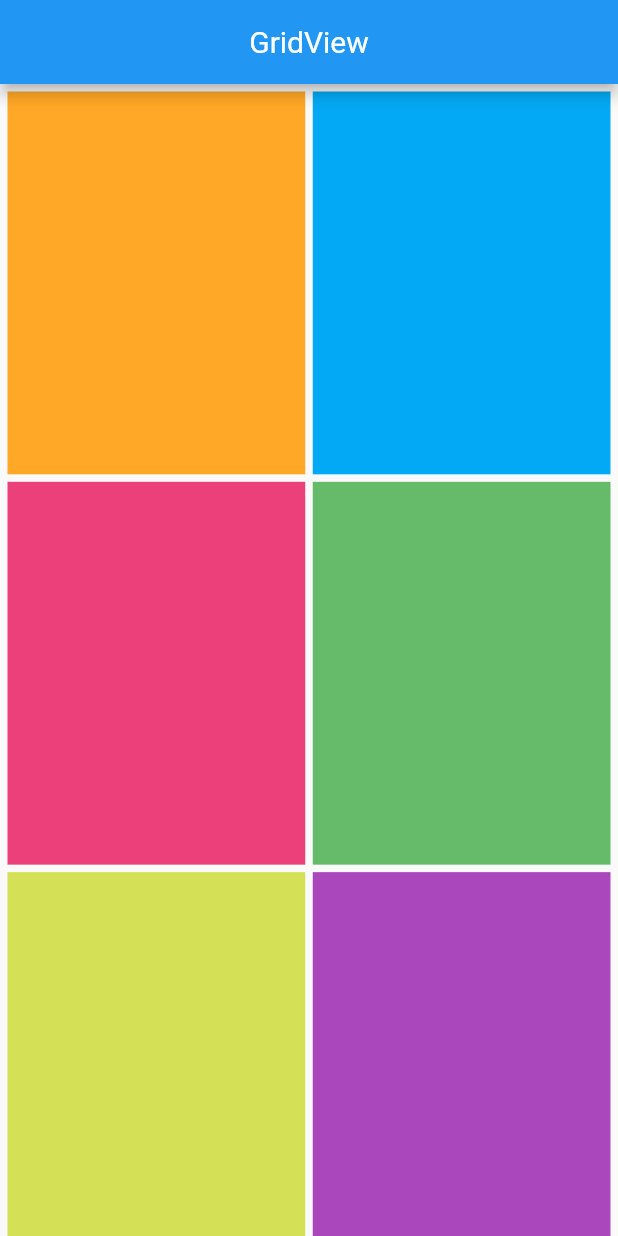
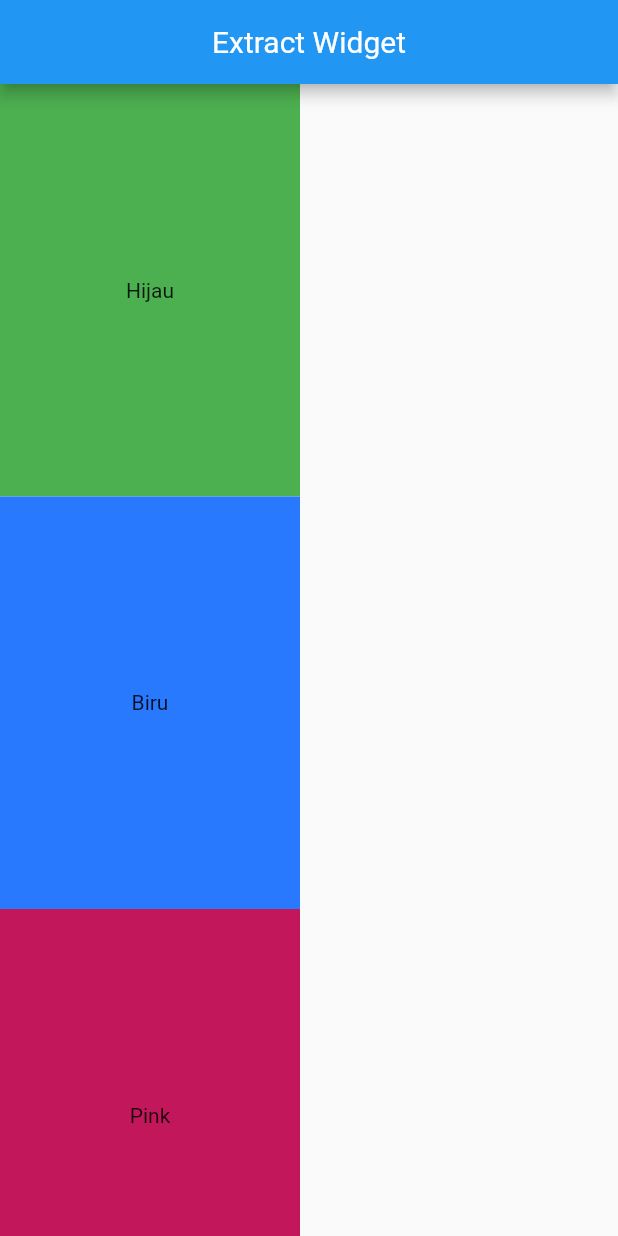
Before and after one commit to juragancode/flutter_application_1, a Flutter app: the screen it shows after launch, on a phone screen of 412 x 824 dp. Run offline on Flutter 3.47's test engine with Material 2 defaults, Android fonts, the phone set to English and light mode, and no system bars.

Commit message:
Flutter - Extract Widget

```diff
--- a/lib/main.dart
+++ b/lib/main.dart
@@ -2,6 +2,7 @@ import 'dart:io';
 
 import 'package:flutter/cupertino.dart';
 import 'package:flutter/material.dart';
+import 'widget/kotak_warna.dart';
 
 main() {
   runApp(MyApp());
@@ -15,66 +16,22 @@ class MyApp extends StatelessWidget {
       home: Scaffold(
         appBar: AppBar(
           centerTitle: true,
-          title: Text("GridView"),
+          title: Text("Extract Widget"),
         ),
-        body: GridView(
-          padding: EdgeInsets.all(5),
-          gridDelegate: SliverGridDelegateWithFixedCrossAxisCount(
-            crossAxisCount: 2,
-            crossAxisSpacing: 5,
-            mainAxisSpacing: 5,
-            childAspectRatio: 7 / 9,
+        body: SingleChildScrollView(
+          scrollDirection: Axis.vertical,
+          child: Column(
+            children: [
+              KotakWarna(text: "Hijau", warna: Colors.green),
+              KotakWarna(text: "Biru", warna: Colors.blueAccent.shade400),
+              KotakWarna(text: "Pink", warna: Colors.pink.shade700),
+              KotakWarna(text: "Orange", warna: Colors.orange.shade800),
+              KotakWarna(text: "Ungu", warna: Colors.purpleAccent.shade700),
+              KotakWarna(text: "Biru", warna: Colors.blueAccent.shade400),
+              KotakWarna(text: "Pink", warna: Colors.pink.shade700),
+              KotakWarna(text: "Orange", warna: Colors.orange.shade800),
+            ],
           ),
-          children: [
-            Container(
-              color: Colors.orange.shade400,
-            ),
-            Container(
-              color: Colors.lightBlue,
-            ),
-            Container(
-              color: Colors.pink.shade400,
-            ),
-            Container(
-              color: Colors.green.shade400,
-            ),
-            Container(
-              color: Colors.lime.shade400,
-            ),
-            Container(
-              color: Colors.purple.shade400,
-            ),
-            Container(
-              color: Colors.indigo.shade400,
-            ),
-            Container(
-              color: Colors.brown.shade300,
-            ),
-            Container(
-              color: Colors.orange.shade400,
-            ),
-            Container(
-              color: Colors.lightBlue,
-            ),
-            Container(
-              color: Colors.pink.shade400,
-            ),
-            Container(
-              color: Colors.green.shade400,
-            ),
-            Container(
-              color: Colors.lime.shade400,
-            ),
-            Container(
-              color: Colors.purple.shade400,
-            ),
-            Container(
-              color: Colors.indigo.shade400,
-            ),
-            Container(
-              color: Colors.brown.shade300,
-            ),
-          ],
         ),
       ),
     );
--- /dev/null
+++ b/lib/widget/kotak_warna.dart
@@ -0,0 +1,25 @@
+import 'package:flutter/material.dart';
+
+// Extract Widget -> Reusable Widget
+class KotakWarna extends StatelessWidget {
+  const KotakWarna({
+    Key? key,
+    required this.text,
+    required this.warna,
+  }) : super(key: key);
+
+  final String text;
+  final Color warna;
+
+  @override
+  Widget build(BuildContext context) {
+    return Container(
+      width: 200,
+      height: 275,
+      color: warna,
+      child: Center(
+        child: Text(text),
+      ),
+    );
+  }
+}
```
